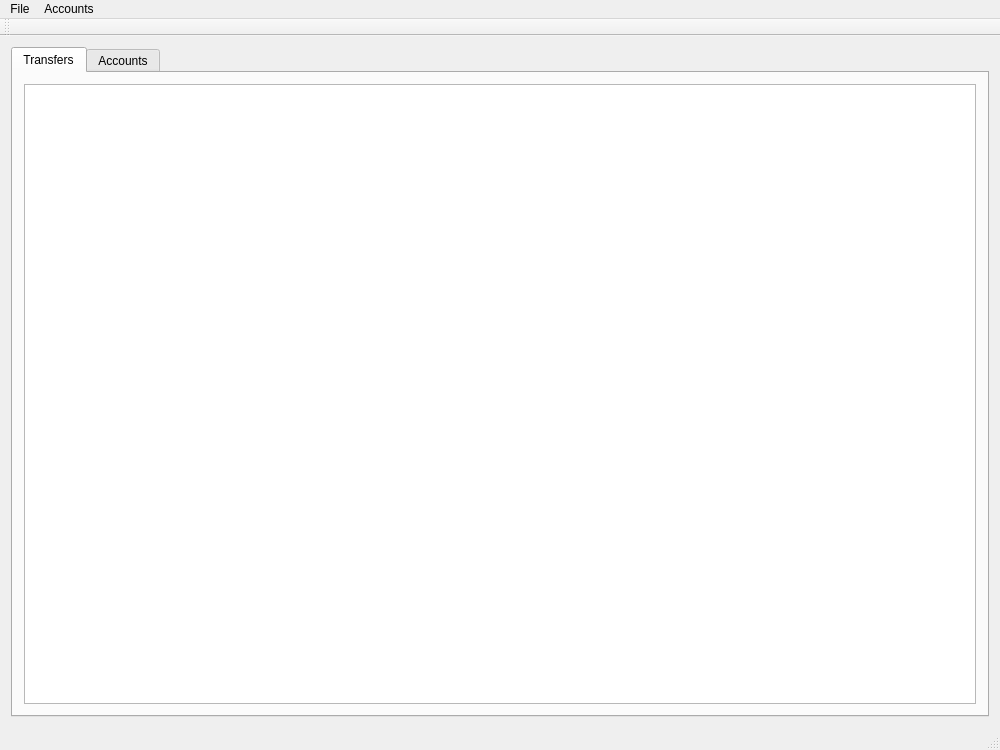
Old version of the form ui/mainwindow.ui in the repository Marvin182/Moneyphant.
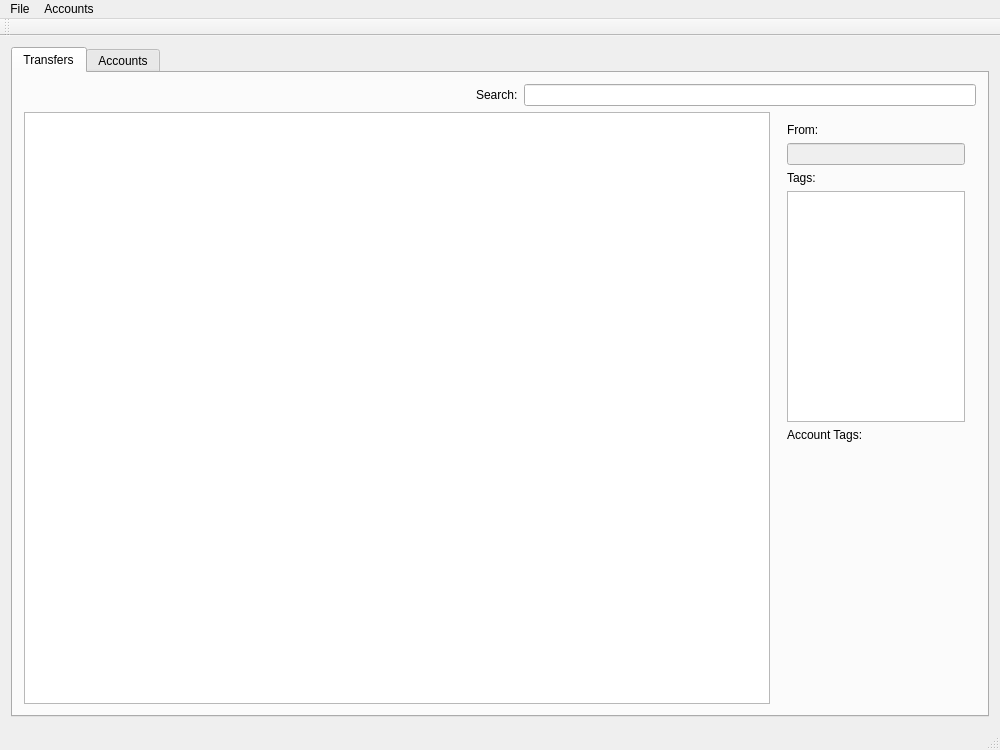
New version of the form. The open tabs and pages were chosen to show the change. Custom widgets are drawn as their Qt base class.

Commit message: Add model class for transfers based on QAstractTableModel

Patch:
```diff
--- a/ui/mainwindow.ui
+++ b/ui/mainwindow.ui
@@ -26,7 +26,107 @@
        </attribute>
        <layout class="QVBoxLayout" name="verticalLayout">
         <item>
-         <widget class="QTableWidget" name="transferTable"/>
+         <layout class="QHBoxLayout" name="horizontalLayout_5">
+          <item>
+           <spacer name="horizontalSpacer_2">
+            <property name="orientation">
+             <enum>Qt::Horizontal</enum>
+            </property>
+            <property name="sizeHint" stdset="0">
+             <size>
+              <width>40</width>
+              <height>20</height>
+             </size>
+            </property>
+           </spacer>
+          </item>
+          <item>
+           <widget class="QLabel" name="transferSearchLabel">
+            <property name="text">
+             <string>Search:</string>
+            </property>
+           </widget>
+          </item>
+          <item>
+           <widget class="QLineEdit" name="transferSearch"/>
+          </item>
+         </layout>
+        </item>
+        <item>
+         <layout class="QHBoxLayout" name="horizontalLayout_4">
+          <item>
+           <widget class="QTableView" name="transferView"/>
+          </item>
+          <item>
+           <widget class="QWidget" name="widget" native="true">
+            <property name="minimumSize">
+             <size>
+              <width>100</width>
+              <height>0</height>
+             </size>
+            </property>
+            <property name="maximumSize">
+             <size>
+              <width>200</width>
+              <height>16777215</height>
+             </size>
+            </property>
+            <layout class="QVBoxLayout" name="verticalLayout_3">
+             <item>
+              <widget class="QLabel" name="label_8">
+               <property name="text">
+                <string>From:</string>
+               </property>
+              </widget>
+             </item>
+             <item>
+              <widget class="QLineEdit" name="transferFrom">
+               <property name="enabled">
+                <bool>false</bool>
+               </property>
+              </widget>
+             </item>
+             <item>
+              <widget class="QLabel" name="label_6">
+               <property name="text">
+                <string>Tags:</string>
+               </property>
+              </widget>
+             </item>
+             <item>
+              <widget class="TagEdit" name="transferTags"/>
+             </item>
+             <item>
+              <widget class="QLabel" name="label_7">
+               <property name="text">
+                <string>Account Tags:</string>
+               </property>
+              </widget>
+             </item>
+             <item>
+              <widget class="QLabel" name="transferTagsFromAccounts">
+               <property name="text">
+                <string/>
+               </property>
+              </widget>
+             </item>
+             <item>
+              <spacer name="verticalSpacer_2">
+               <property name="orientation">
+                <enum>Qt::Vertical</enum>
+               </property>
+               <property name="sizeHint" stdset="0">
+                <size>
+                 <width>20</width>
+                 <height>40</height>
+                </size>
+               </property>
+              </spacer>
+             </item>
+            </layout>
+           </widget>
+          </item>
+         </layout>
         </item>
        </layout>
       </widget>
```
Left out of the diff: 11 changed lines with no effect on the pictures. The commit also changes 10 other files.
